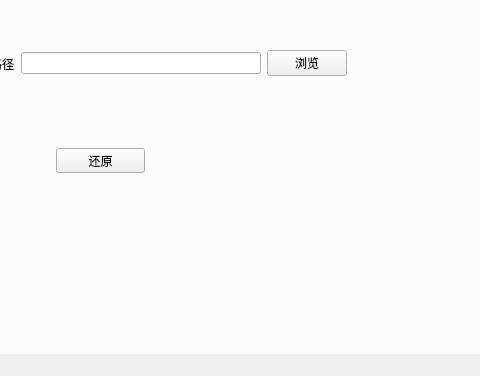
Qt form mainwindow.ui (wahaha123haha/backup) before a commit; both pictures show x 196 to 676 and y 198 to 574 of the 801 by 574 pixel window.
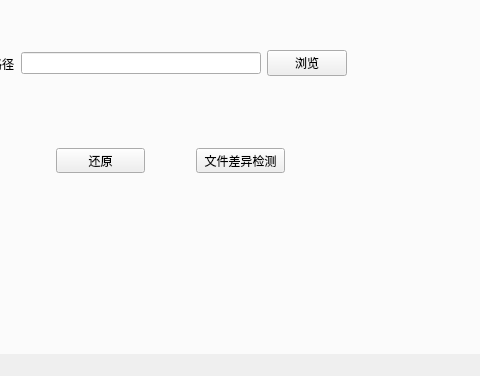
The same form after that commit.

The edit to the form file:
```diff
--- a/mainwindow.ui
+++ b/mainwindow.ui
@@ -252,6 +252,19 @@
        <string>文件</string>
       </property>
      </widget>
+     <widget class="QPushButton" name="pushButton_7">
+      <property name="geometry">
+       <rect>
+        <x>390</x>
+        <y>320</y>
+        <width>89</width>
+        <height>25</height>
+       </rect>
+      </property>
+      <property name="text">
+       <string>文件差异检测</string>
+      </property>
+     </widget>
     </widget>
    </widget>
   </widget>
```
